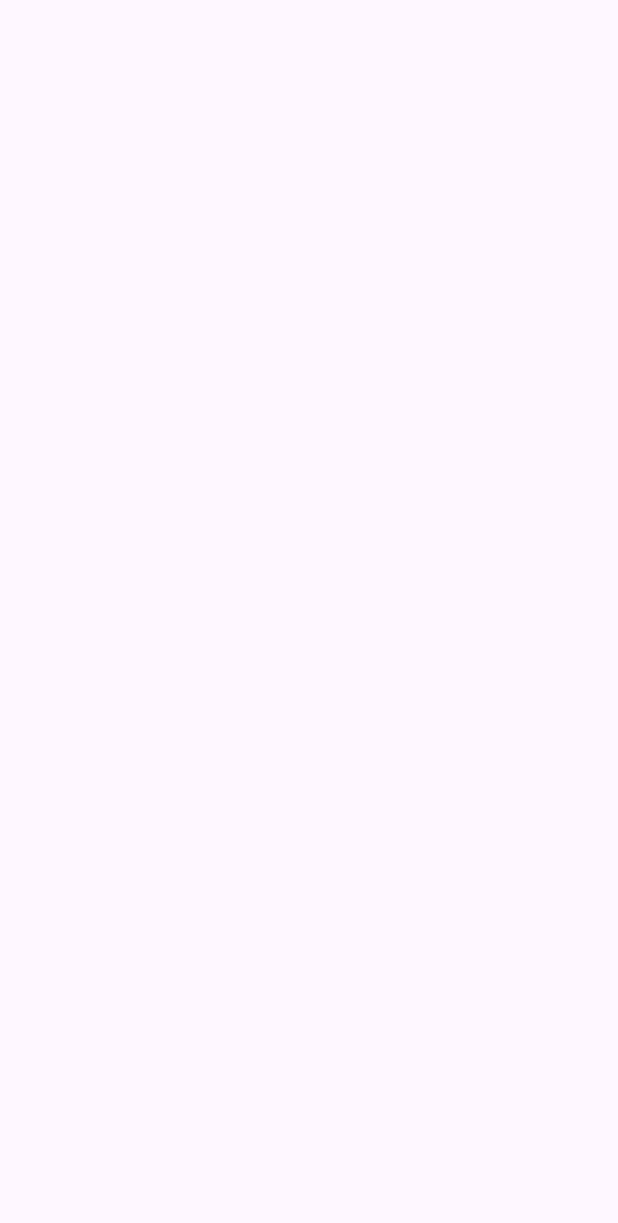
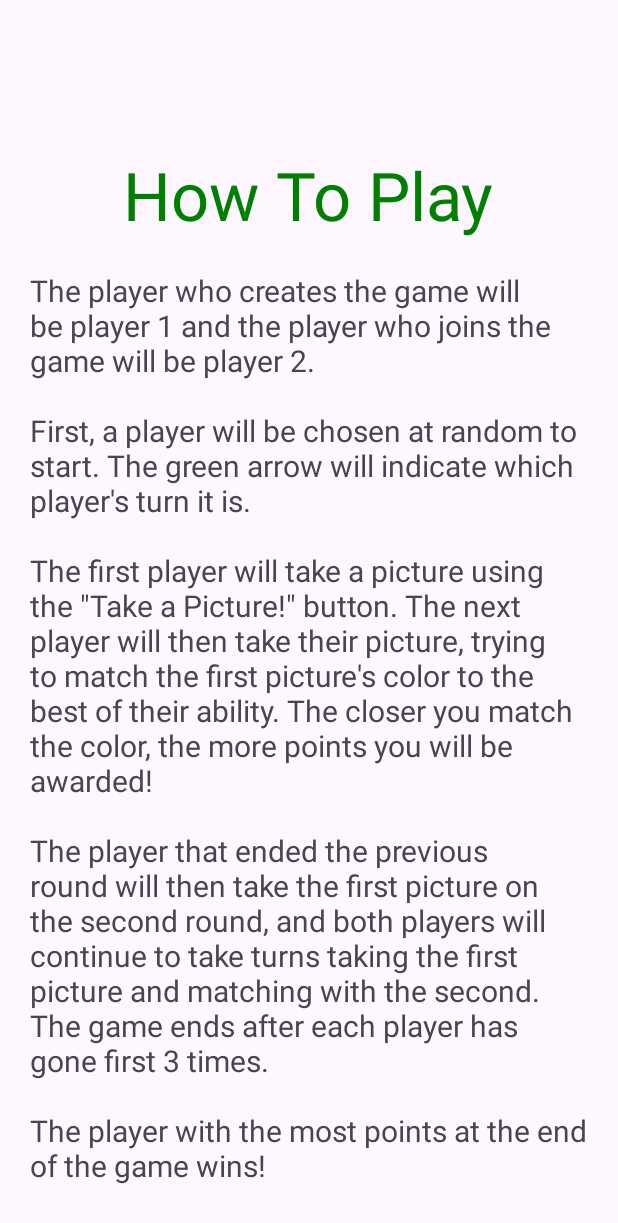
Before and after one commit to hayderAtiyah/MATCH-MY-COLOR, an Android app: the gameInstrucActivity screen opened directly, with no data from a screen before it, on a phone screen of 412 x 824 dp. Before the commit the part shown is empty. Shown: the top 1223 px of the screen. Run offline under Robolectric (Android 15) with nearby library versions, the phone set to English and light mode, and no system bars.

Commit message:
Instructions and game page finished

```diff
--- a/app/src/main/res/layout/activity_game_instruc.xml
+++ b/app/src/main/res/layout/activity_game_instruc.xml
@@ -1,5 +1,5 @@
 <?xml version="1.0" encoding="utf-8"?>
-<androidx.constraintlayout.widget.ConstraintLayout xmlns:android="http://schemas.android.com/apk/res/android"
+<RelativeLayout xmlns:android="http://schemas.android.com/apk/res/android"
     xmlns:app="http://schemas.android.com/apk/res-auto"
     xmlns:tools="http://schemas.android.com/tools"
     android:id="@+id/main"
@@ -7,4 +7,24 @@
     android:layout_height="match_parent"
     tools:context=".gameInstrucActivity">
 
-</androidx.constraintlayout.widget.ConstraintLayout>
+    <TextView
+        android:id="@+id/instruc_title"
+        android:layout_width="wrap_content"
+        android:layout_height="wrap_content"
+        android:text="How To Play"
+        android:textSize="20pt"
+        android:layout_centerHorizontal="true"
+        android:textColor="@color/green"
+        android:layout_marginTop="100dp"/>
+
+    <TextView
+        android:layout_width="wrap_content"
+        android:layout_height="wrap_content"
+        android:layout_below="@+id/instruc_title"
+        android:layout_marginEnd="20dp"
+        android:layout_marginStart="20dp"
+        android:layout_marginTop="20dp"
+        android:textSize="9pt"
+        android:text="@string/game_instructions"/>
+
+</RelativeLayout>
--- a/app/src/main/res/values/strings.xml
+++ b/app/src/main/res/values/strings.xml
@@ -1,4 +1,10 @@
 <resources>
     <string name="app_name">matchMyColor</string>
     <string name="title_activity_create_game">createGameActivity</string>
+    <string name="game_instructions">The player who creates the game will be player 1 and the player who joins the game will be player 2.
+        \n\nFirst, a player will be chosen at random to start. The green arrow will indicate which player\'s turn it is.\n\nThe first player will
+        take a picture using the \"Take a Picture!\" button. The next player will then take their picture, trying to match the first picture\'s
+        color to the best of their ability. The closer you match the color, the more points you will be awarded!\n\nThe player that ended the
+        previous round will then take the first picture on the second round, and both players will continue to take turns taking the first picture
+        and matching with the second. The game ends after each player has gone first 3 times.\n\nThe player with the most points at the end of the game wins!</string>
 </resources>
```
Also changed, not shown: app/src/main/java/cs477/gmu/matchmycolor/gameActivity.java (+52 -4 lines), app/src/main/res/layout/activity_game.xml (+13 -4 lines), app/src/main/res/drawable/camera_icon.png (added).
